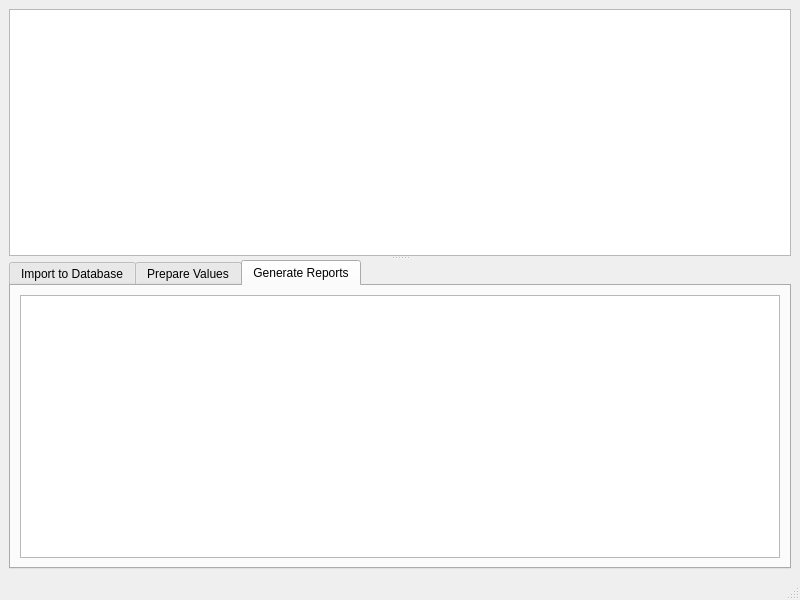
This is cmainwindow.ui in birkeh/qtImportState as Qt 5 draws it before an edit. The edited form follows.
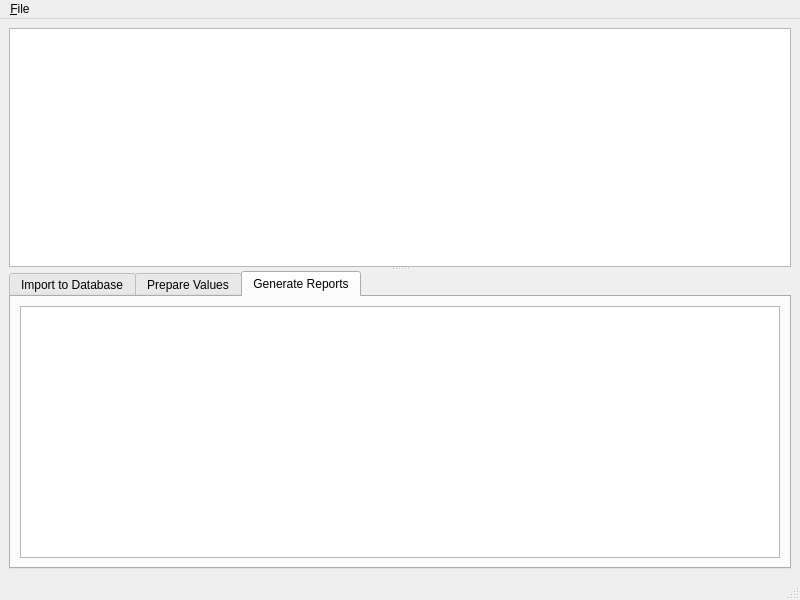
This is the edited form.

Commit message: added menu exit

```diff
--- a/cmainwindow.ui
+++ b/cmainwindow.ui
@@ -78,6 +78,13 @@
      <height>21</height>
     </rect>
    </property>
+   <widget class="QMenu" name="menu_File">
+    <property name="title">
+     <string>&amp;File</string>
+    </property>
+    <addaction name="actionE_xit"/>
+   </widget>
+   <addaction name="menu_File"/>
   </widget>
   <widget class="QStatusBar" name="m_lpStatusBar"/>
  </widget>
```
Left out of the diff: 7 changed lines with no effect on the pictures. The commit also changes 2 other files.
